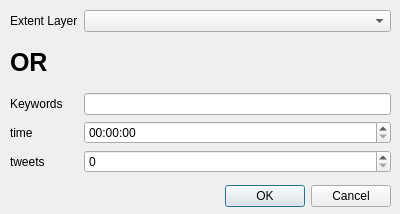
Geolicious/geotweet, file geotweet_dialog_base.ui: the form before one commit.
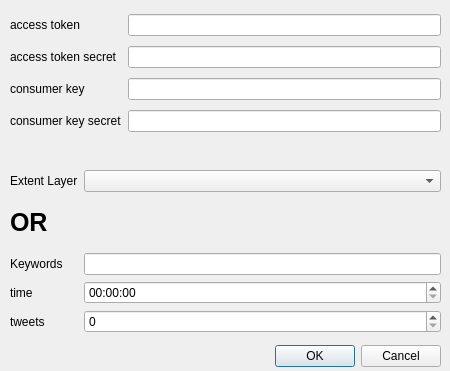
The form after the commit.

```diff
--- a/geotweet_dialog_base.ui
+++ b/geotweet_dialog_base.ui
@@ -6,8 +6,8 @@
    <rect>
     <x>0</x>
     <y>0</y>
-    <width>400</width>
-    <height>214</height>
+    <width>450</width>
+    <height>371</height>
    </rect>
   </property>
   <property name="windowTitle">
@@ -16,8 +16,8 @@
   <widget class="QDialogButtonBox" name="button_box">
    <property name="geometry">
     <rect>
-     <x>50</x>
-     <y>180</y>
+     <x>100</x>
+     <y>340</y>
      <width>341</width>
      <height>32</height>
     </rect>
@@ -33,8 +33,8 @@
    <property name="geometry">
     <rect>
      <x>10</x>
-     <y>10</y>
-     <width>381</width>
+     <y>170</y>
+     <width>431</width>
      <height>163</height>
     </rect>
    </property>
@@ -105,6 +105,58 @@
     </item>
    </layout>
   </widget>
+  <widget class="QWidget" name="gridLayoutWidget_2">
+   <property name="geometry">
+    <rect>
+     <x>10</x>
+     <y>10</y>
+     <width>431</width>
+     <height>128</height>
+    </rect>
+   </property>
+   <layout class="QGridLayout" name="gridLayout_4">
+    <item row="2" column="1">
+     <widget class="QLineEdit" name="access_token_secret"/>
+    </item>
+    <item row="4" column="1">
+     <widget class="QLineEdit" name="consumer_key_secret"/>
+    </item>
+    <item row="3" column="0">
+     <widget class="QLabel" name="label_13">
+      <property name="text">
+       <string>consumer key</string>
+      </property>
+     </widget>
+    </item>
+    <item row="1" column="1">
+     <widget class="QLineEdit" name="access_token"/>
+    </item>
+    <item row="4" column="0">
+     <widget class="QLabel" name="label_14">
+      <property name="text">
+       <string>consumer key secret</string>
+      </property>
+     </widget>
+    </item>
+    <item row="3" column="1">
+     <widget class="QLineEdit" name="consumer_key"/>
+    </item>
+    <item row="2" column="0">
+     <widget class="QLabel" name="label_12">
+      <property name="text">
+       <string>access token secret</string>
+      </property>
+     </widget>
+    </item>
+    <item row="1" column="0">
+     <widget class="QLabel" name="label_6">
+      <property name="text">
+       <string>access token</string>
+      </property>
+     </widget>
+    </item>
+   </layout>
+  </widget>
  </widget>
  <resources/>
  <connections>
```
